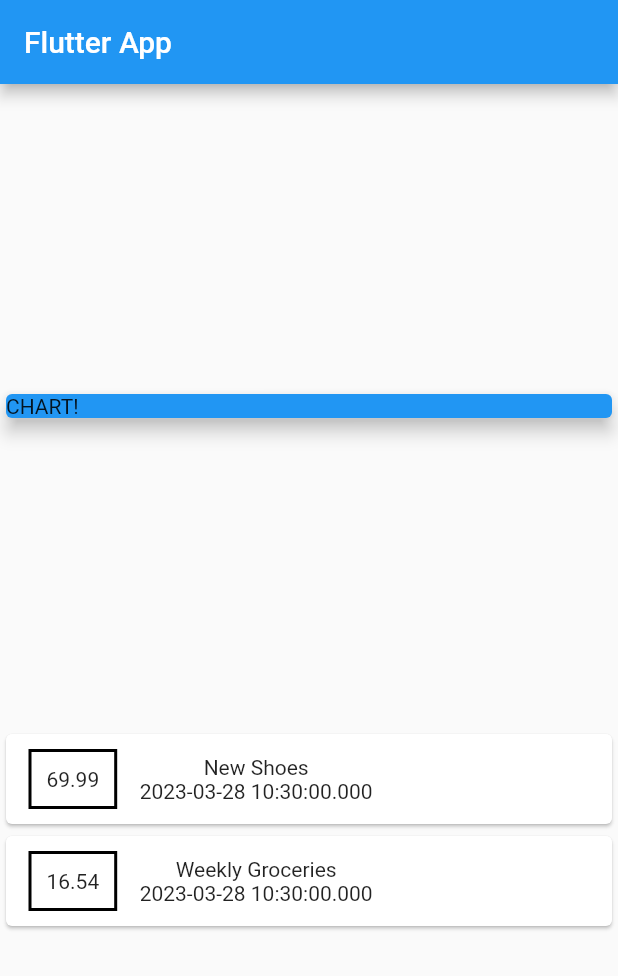
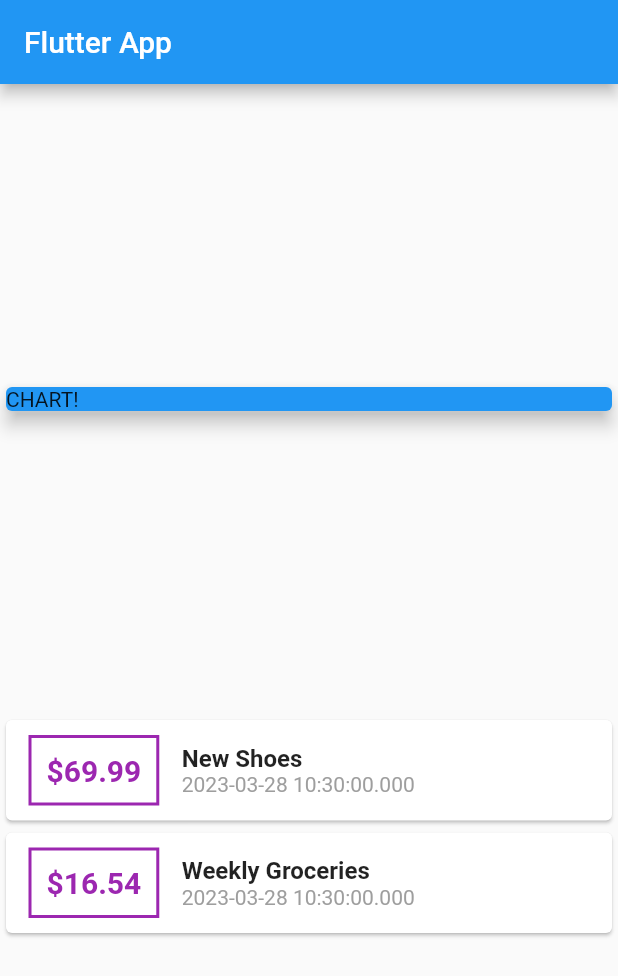
Before and after one commit to grkmcnkcl/EXPENSES-APP, a Flutter app: the screen it shows after launch, on a phone screen of 412 x 824 dp. Shown: the top 976 px of the screen. Run offline on Flutter 3.47's test engine with Material 2 defaults, Android fonts, the phone set to English and light mode, and no system bars.

Commit message:
more styling

```diff
--- a/lib/main.dart
+++ b/lib/main.dart
@@ -58,18 +58,37 @@ class MyHomePage extends StatelessWidget {
                       ),
                       decoration: BoxDecoration(
                         border: Border.all(
-                          color: Colors.black,
+                          color: Colors.purple,
                           width: 2,
                         ),
                       ),
                       padding: EdgeInsets.all(10),
-                      child: Text(tx.amount.toString()),
+                      child: Text(
+                        '\$${tx.amount}',
+                        style: TextStyle(
+                          fontWeight: FontWeight.bold,
+                          fontSize: 20,
+                          color: Colors.purple,
+                        ),
+                      ),
                     ),
                     Container(
                       child: Column(
+                        crossAxisAlignment: CrossAxisAlignment.start,
                         children: [
-                          Text(tx.name),
-                          Text(tx.date.toString()),
+                          Text(
+                            tx.name,
+                            style: TextStyle(
+                              fontSize: 16,
+                              fontWeight: FontWeight.bold,
+                            ),
+                          ),
+                          Text(
+                            tx.date.toString(),
+                            style: TextStyle(
+                              color: Colors.grey,
+                            ),
+                          ),
                         ],
                       ),
                     )
```
